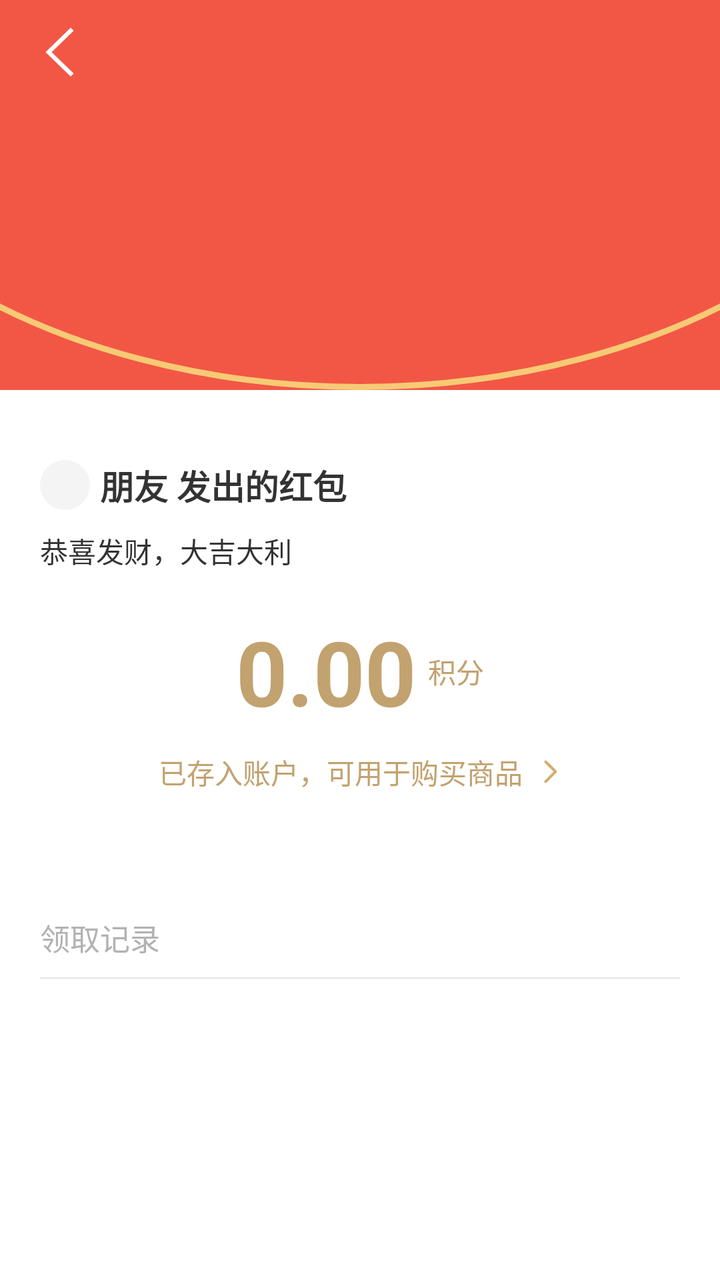
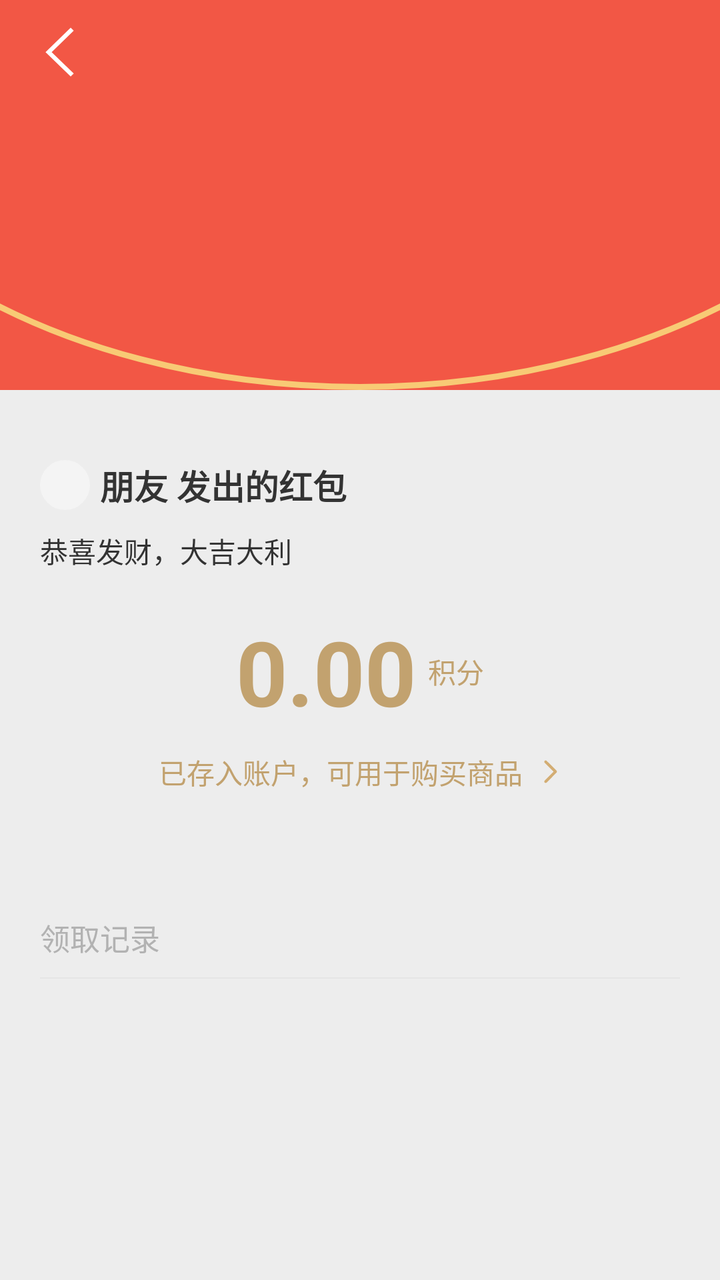

Screens rendered from an Android XML layout before and after an edit, with the pre-edit source and the edit as a unified diff.
<!-- AndroidManifest.xml: activity theme android:Theme.DeviceDefault.Light.NoActionBar -->
<!-- res/layout/activity_red_packet_detail.xml -->
<?xml version="1.0" encoding="utf-8"?>
<FrameLayout xmlns:android="http://schemas.android.com/apk/res/android"
    android:layout_width="match_parent"
    android:layout_height="match_parent"
    android:background="#FFFFFF"
    android:fitsSystemWindows="true">

    <LinearLayout
        android:layout_width="match_parent"
        android:layout_height="match_parent"
        android:orientation="vertical">

        
        <FrameLayout
            android:layout_width="match_parent"
            android:layout_height="210dp">

            <ImageView
                android:id="@+id/topBg"
                android:layout_width="600dp"
                android:layout_height="400dp"
                android:layout_gravity="bottom|center_horizontal"
                android:layout_marginBottom="15dp"
                android:background="#F25745"
                android:contentDescription=""
                android:scaleType="centerCrop" />

            <View
                android:layout_width="600dp"
                android:layout_height="400dp"
                android:layout_gravity="bottom|center_horizontal"
                android:layout_marginBottom="15dp"
                android:background="@drawable/bg_red_packet_oval_border" />

            <TextView
                android:id="@+id/drawBtn"
                android:layout_width="68dp"
                android:layout_height="68dp"
                android:layout_gravity="center"
                android:background="@drawable/bg_white_circle"
                android:gravity="center"
                android:text="开"
                android:textColor="#FF4A50"
                android:textSize="30sp"
                android:textStyle="bold"
                android:visibility="gone" />
        </FrameLayout>

        
        <LinearLayout
            android:layout_width="match_parent"
            android:layout_height="wrap_content"
            android:orientation="vertical"
            android:paddingStart="20dp"
            android:paddingEnd="20dp">

            
            <LinearLayout
                android:layout_width="match_parent"
                android:layout_height="wrap_content"
                android:layout_marginTop="20dp"
                android:gravity="center_vertical"
                android:orientation="horizontal">

                <ImageView
                    android:id="@+id/senderAvatar"
                    android:layout_width="25dp"
                    android:layout_height="25dp"
                    android:layout_marginEnd="5dp"
                    android:background="@drawable/bg_avatar_round_gray"
                    android:contentDescription="" />

                <TextView
                    android:id="@+id/senderName"
                    android:layout_width="wrap_content"
                    android:layout_height="wrap_content"
                    android:text="朋友 发出的红包"
                    android:textColor="#333333"
                    android:textSize="17sp"
                    android:textStyle="bold" />
            </LinearLayout>

            <TextView
                android:id="@+id/remarkText"
                android:layout_width="match_parent"
                android:layout_height="wrap_content"
                android:layout_marginTop="10dp"
                android:text="恭喜发财，大吉大利"
                android:textColor="#333333"
                android:textSize="14sp" />

            
            <LinearLayout
                android:layout_width="match_parent"
                android:layout_height="wrap_content"
                android:layout_marginTop="20dp"
                android:gravity="center"
                android:orientation="horizontal">

                <TextView
                    android:id="@+id/amountText"
                    android:layout_width="wrap_content"
                    android:layout_height="wrap_content"
                    android:text="0.00"
                    android:textColor="#C2A26F"
                    android:textSize="45sp"
                    android:textStyle="bold" />

                <TextView
                    android:layout_width="wrap_content"
                    android:layout_height="wrap_content"
                    android:layout_marginStart="6dp"
                    android:text="积分"
                    android:textColor="#C2A26F"
                    android:textSize="14sp" />
            </LinearLayout>

            <LinearLayout
                android:layout_width="match_parent"
                android:layout_height="wrap_content"
                android:layout_marginTop="10dp"
                android:gravity="center"
                android:orientation="horizontal">

                <TextView
                    android:layout_width="wrap_content"
                    android:layout_height="wrap_content"
                    android:text="已存入账户，可用于购买商品"
                    android:textColor="#C2A26F"
                    android:textSize="14sp" />

                <ImageView
                    android:layout_width="15dp"
                    android:layout_height="15dp"
                    android:layout_marginStart="4dp"
                    android:contentDescription=""
                    android:src="@drawable/ic_red_packet_arrow_right_gold" />
            </LinearLayout>

            <TextView
                android:id="@+id/statusText"
                android:layout_width="match_parent"
                android:layout_height="wrap_content"
                android:layout_marginTop="16dp"
                android:gravity="center"
                android:text=""
                android:textColor="#B2B2B2"
                android:textSize="12sp" />

            
            <LinearLayout
                android:layout_width="match_parent"
                android:layout_height="wrap_content"
                android:layout_marginTop="20dp"
                android:orientation="vertical">

                <TextView
                    android:id="@+id/recordsTitle"
                    android:layout_width="match_parent"
                    android:layout_height="40dp"
                    android:gravity="center_vertical"
                    android:text="领取记录"
                    android:textColor="#B2B2B2"
                    android:textSize="15sp" />

                <View
                    android:layout_width="match_parent"
                    android:layout_height="0.5dp"
                    android:background="#E5E5E5" />

                <LinearLayout
                    android:id="@+id/recordsContainer"
                    android:layout_width="match_parent"
                    android:layout_height="wrap_content"
                    android:orientation="vertical" />
            </LinearLayout>

            <View
                android:layout_width="match_parent"
                android:layout_height="40dp" />
        </LinearLayout>
    </LinearLayout>

    
    <ImageView
        android:id="@+id/backBtn"
        android:layout_width="28dp"
        android:layout_height="28dp"
        android:layout_gravity="top|start"
        android:layout_marginStart="16dp"
        android:layout_marginTop="12dp"
        android:contentDescription="返回"
        android:src="@drawable/ic_red_packet_back_white" />
</FrameLayout>
<!-- resources referenced by this layout -->
<resources>
  <!-- drawable bg_avatar_round_gray (drawable) -->
  <?xml version="1.0" encoding="utf-8"?>
  <shape xmlns:android="http://schemas.android.com/apk/res/android"
      android:shape="oval">
      <solid android:color="#F4F4F4" />
  </shape>
  <!-- drawable bg_red_packet_oval_border (drawable) -->
  <?xml version="1.0" encoding="utf-8"?>
  <shape xmlns:android="http://schemas.android.com/apk/res/android"
      android:shape="oval">
      <solid android:color="#00000000" />
      <stroke
          android:width="3dp"
          android:color="#F8CA75" />
  </shape>
  <!-- drawable bg_white_circle (drawable) -->
  <?xml version="1.0" encoding="utf-8"?>
  <shape xmlns:android="http://schemas.android.com/apk/res/android"
      android:shape="oval">
      <solid android:color="#FFFFFF" />
  </shape>
  <!-- drawable ic_red_packet_arrow_right_gold (drawable) -->
  <vector xmlns:android="http://schemas.android.com/apk/res/android"
      android:width="24dp"
      android:height="24dp"
      android:viewportWidth="1024"
      android:viewportHeight="1024">
      <path
          android:pathData="M477.8 816.4l304.1-304.6-303.8-303.2c-18.5-18.5-18.5-48.5 0-67.1 18.5-18.6 48.6-18.6 67.1-.1l337.3 336.7c18.5 18.5 18.5 48.5 0 67.1L544.9 883.4c-18.5 18.6-48.6 18.6-67.1.1-18.5-18.5-18.5-48.5 0-67.1z"
          android:fillColor="#d3ad73"
      />
  </vector>
  <!-- drawable ic_red_packet_back_white (drawable) -->
  <vector xmlns:android="http://schemas.android.com/apk/res/android"
      android:width="24dp"
      android:height="24dp"
      android:viewportWidth="1024"
      android:viewportHeight="1024">
      <path
          android:pathData="M707.323 960.556l56.093-54.503-403.917-392.469 403.917-392.475-56.093-54.502L247.32 513.584l460.004 446.972zm0 0z"
          android:fillColor="#fff"
      />
  </vector>
</resources>

<!-- the commit's change to res/layout/activity_red_packet_detail.xml (unified diff, before → after) -->
@@ -2,7 +2,7 @@
 <FrameLayout xmlns:android="http://schemas.android.com/apk/res/android"
     android:layout_width="match_parent"
     android:layout_height="match_parent"
-    android:background="#FFFFFF"
+    android:background="#EDEDED"
     android:fitsSystemWindows="true">
 
     <LinearLayout
